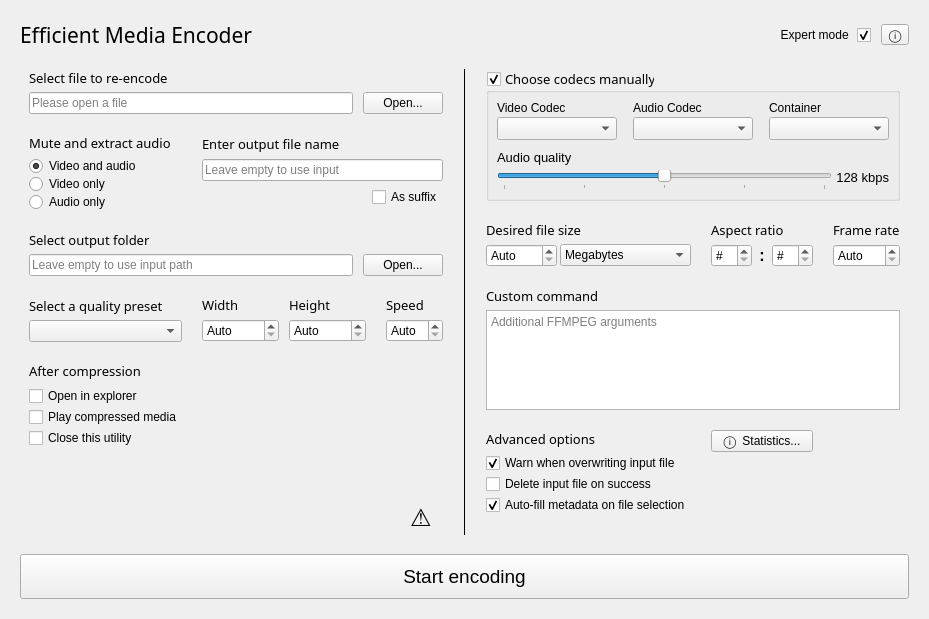
First picture: the form in ui/mainwindow.ui, repository Thurinum/simple-media-encoder, before the edit.
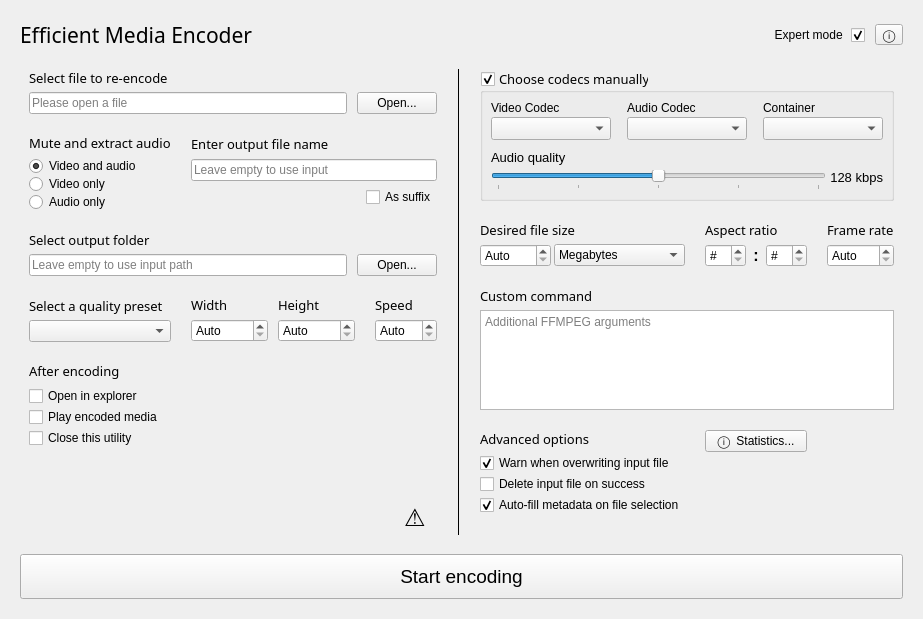
Second picture: the form after the edit.

Commit message: refactor: Make app branding more consistent by renaming Compressing to MediaEncoder

The edit to the form file:
```diff
--- a/ui/mainwindow.ui
+++ b/ui/mainwindow.ui
@@ -666,7 +666,7 @@
                <string>&lt;html&gt;&lt;head/&gt;&lt;body&gt;&lt;p&gt;These options control behavior post-compression.&lt;/p&gt;&lt;/body&gt;&lt;/html&gt;</string>
               </property>
               <property name="text">
-               <string>After compression</string>
+               <string>After encoding</string>
               </property>
              </widget>
             </item>
@@ -702,7 +702,7 @@
                <string>&lt;html&gt;&lt;head/&gt;&lt;body&gt;&lt;p&gt;If checked, the resulting media will be opened with the default media player upon successful compression.&lt;/p&gt;&lt;/body&gt;&lt;/html&gt;</string>
               </property>
               <property name="text">
-               <string>Play compressed media</string>
+               <string>Play encoded media</string>
               </property>
              </widget>
             </item>
```
Left out of the diff: 2 changed lines with no effect on the pictures. The commit also changes 5 other files.
